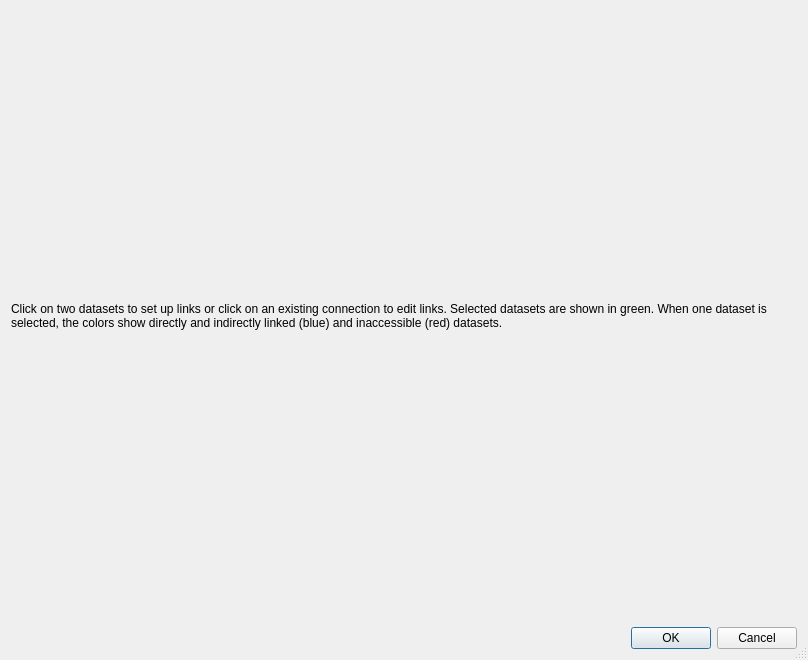
Old version of the form glue/dialogs/link_editor/qt/link_editor_dialog.ui in the repository glue-viz/glue.
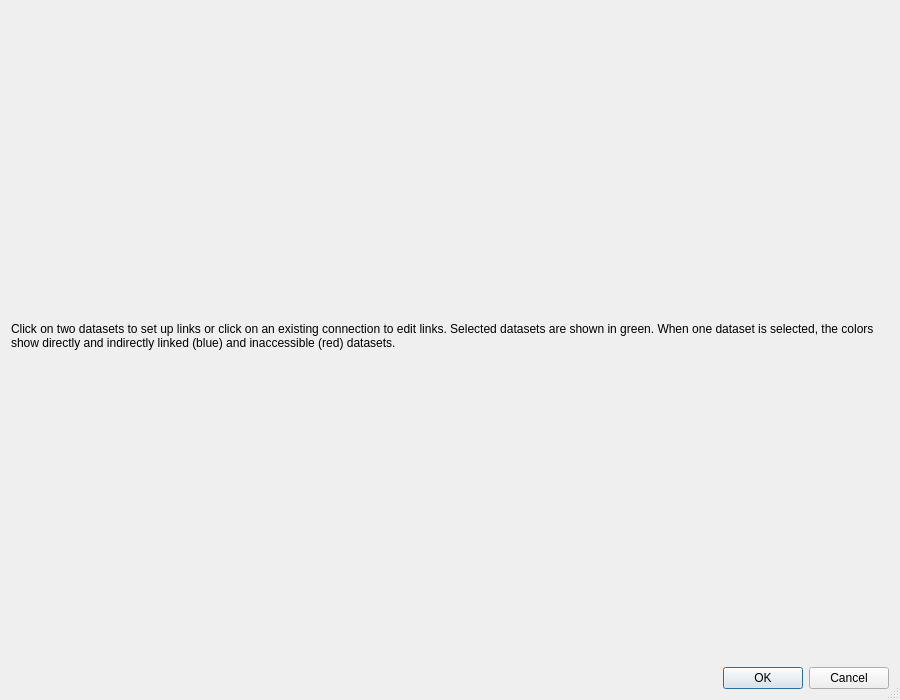
New version of the form.

Diff of the .ui file:
```diff
--- a/glue/dialogs/link_editor/qt/link_editor_dialog.ui
+++ b/glue/dialogs/link_editor/qt/link_editor_dialog.ui
@@ -6,8 +6,8 @@
    <rect>
     <x>0</x>
     <y>0</y>
-    <width>808</width>
-    <height>660</height>
+    <width>900</width>
+    <height>700</height>
    </rect>
   </property>
   <property name="windowTitle">
```
